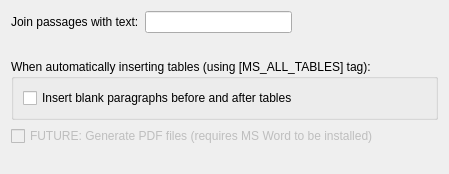
Before: the Qt Designer form multiscript/outputs/word/plan_config_word_panel.ui in multiscript/multiscript, drawn with Qt 5.
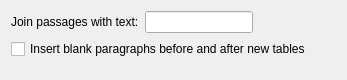
After: the same form once the commit is applied.

Commit message: Clean up Word config UI

```diff
--- a/multiscript/outputs/word/plan_config_word_panel.ui
+++ b/multiscript/outputs/word/plan_config_word_panel.ui
@@ -6,8 +6,8 @@
    <rect>
     <x>0</x>
     <y>0</y>
-    <width>449</width>
-    <height>174</height>
+    <width>347</width>
+    <height>80</height>
    </rect>
   </property>
   <property name="windowTitle">
@@ -42,35 +42,9 @@
     </layout>
    </item>
    <item>
-    <widget class="QLabel" name="label">
+    <widget class="QCheckBox" name="allTablesInsertBlankParasCheckBox">
      <property name="text">
-      <string/>
-     </property>
-    </widget>
-   </item>
-   <item>
-    <widget class="QGroupBox" name="allTablesGroupBox">
-     <property name="title">
-      <string>When automatically inserting tables (using [MS_ALL_TABLES] tag):</string>
-     </property>
-     <layout class="QVBoxLayout" name="verticalLayout_2">
-      <item>
-       <widget class="QCheckBox" name="allTablesInsertBlankParasCheckBox">
-        <property name="text">
-         <string>Insert blank paragraphs before and after tables</string>
-        </property>
-       </widget>
-      </item>
-     </layout>
-    </widget>
-   </item>
-   <item>
-    <widget class="QCheckBox" name="generatePDFCheckBox">
-     <property name="enabled">
-      <bool>false</bool>
-     </property>
-     <property name="text">
-      <string>FUTURE: Generate PDF files (requires MS Word to be installed)</string>
+      <string>Insert blank paragraphs before and after new tables</string>
      </property>
     </widget>
    </item>
```
The commit also changes 2 other files.
